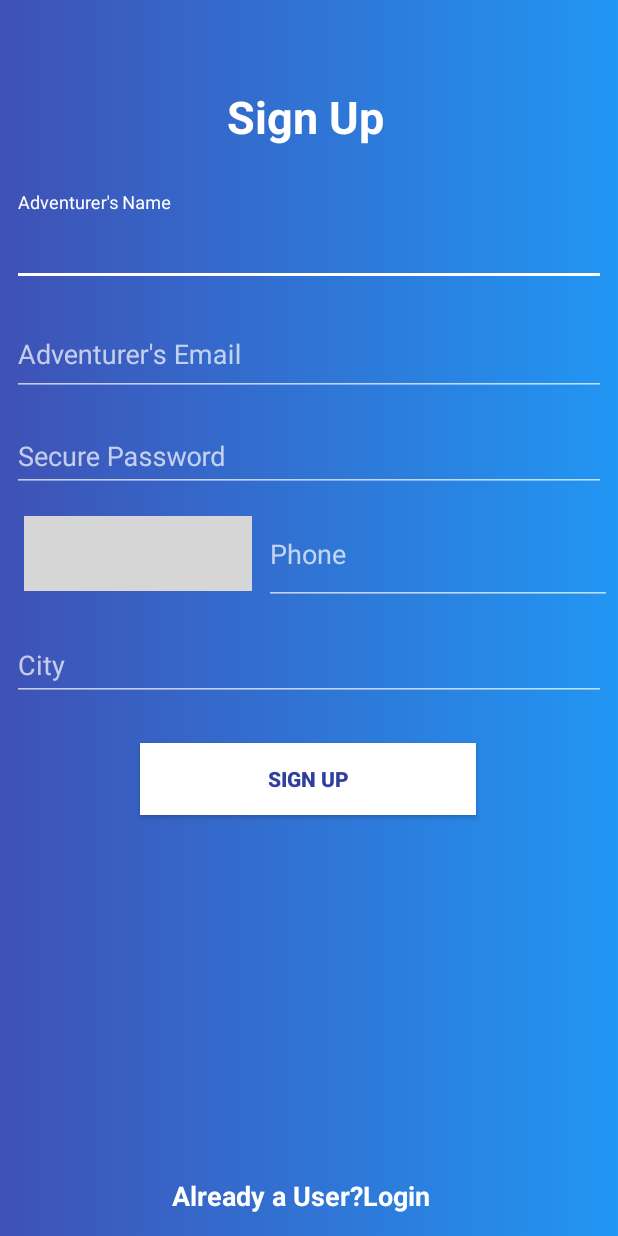
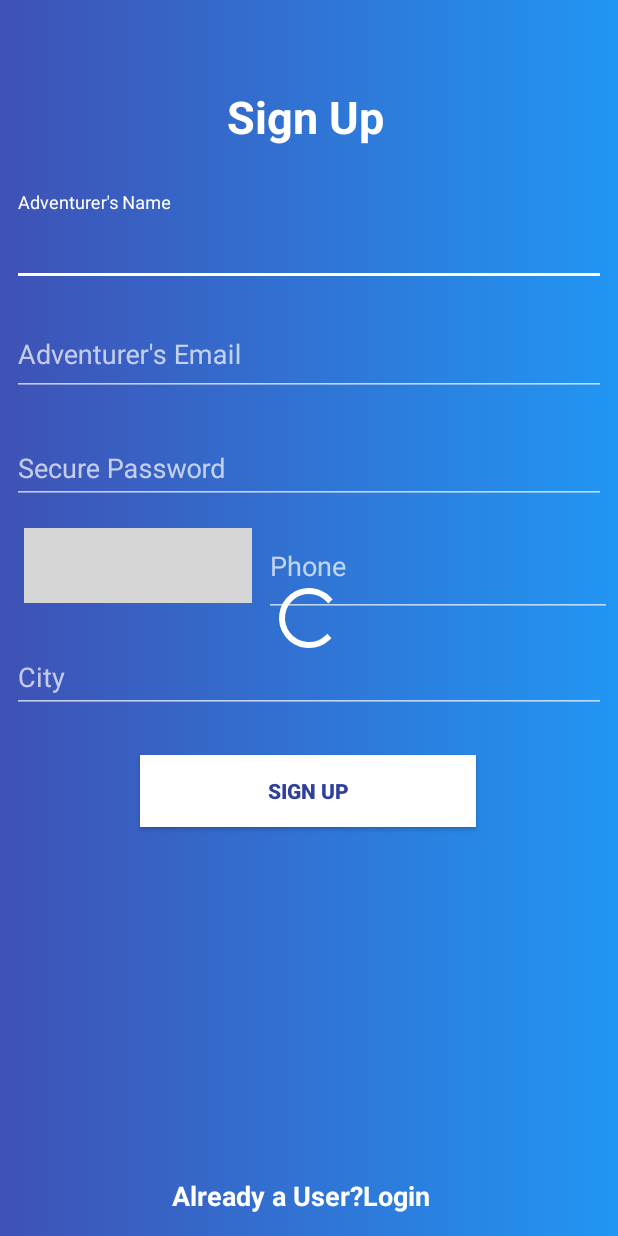
Before and after one commit to maheshj01/Project-Uber-Auto, an Android app: the RegisterActivity screen opened directly, with no data from a screen before it, on a phone screen of 412 x 824 dp. Run offline under Robolectric (Android 15) with nearby library versions, the phone set to English and light mode, and no system bars; our stand-ins replace Firebase (no records; nobody signed in at launch, a user with empty details on screens opened directly); libraries missing offline, so code that uses them is left out: com.hbb20; plain views replace CountryCodePicker; grey boxes are pictures that could not be loaded.

Commit message:
minor design changes

```diff
--- a/app/build.gradle
+++ b/app/build.gradle
@@ -1,4 +1,4 @@
-apply plugin:'com.android.application'
+apply plugin: 'com.android.application'
 
 android {
     compileSdkVersion 27
@@ -19,7 +19,7 @@ android {
 }
 
 dependencies {
-    implementation fileTree(dir: 'libs', include: ['*.jar'])
+    implementation fileTree(include: ['*.jar'], dir: 'libs')
     implementation 'com.android.support:appcompat-v7:27.1.1'
     implementation 'com.android.support.constraint:constraint-layout:1.1.2'
     implementation 'com.google.android.gms:play-services-maps:15.0.1'
@@ -32,6 +32,5 @@ dependencies {
     implementation 'com.google.firebase:firebase-firestore:17.0.3'
     implementation 'com.android.support:design:27.1.1'
     implementation 'com.google.android.gms:play-services-location:15.0.1'
-
 }
 apply plugin: 'com.google.gms.google-services'
--- a/app/src/main/AndroidManifest.xml
+++ b/app/src/main/AndroidManifest.xml
@@ -47,7 +47,8 @@
         <activity
             android:name=".DriverMapsActivity"
             android:label="@string/title_activity_driver_maps" />
-        <activity android:name=".RegisterActivity"></activity>
+        <activity android:name=".RegisterActivity" />
+        <activity android:name=".PostLogin"></activity>
     </application>
 
 </manifest>
--- a/app/src/main/java/com/project/uberauto/RegisterActivity.java
+++ b/app/src/main/java/com/project/uberauto/RegisterActivity.java
@@ -1,22 +1,46 @@
 package com.project.uberauto;
 
+import android.app.ProgressDialog;
 import android.content.Intent;
 import android.net.Uri;
+import android.support.annotation.NonNull;
 import android.support.v7.app.AppCompatActivity;
 import android.os.Bundle;
 import android.view.View;
+import android.widget.Button;
+import android.widget.EditText;
 import android.widget.TextView;
+import android.widget.Toast;
 
+import com.google.android.gms.tasks.OnFailureListener;
+import com.google.android.gms.tasks.OnSuccessListener;
+import com.google.firebase.firestore.CollectionReference;
+import com.google.firebase.firestore.DocumentReference;
+import com.google.firebase.firestore.FirebaseFirestore;
 import com.hbb20.CountryCodePicker;
+
+import java.util.HashMap;
+import java.util.Map;
 
 public class RegisterActivity extends AppCompatActivity {
     CountryCodePicker ccp;
     TextView textlogin;
+    EditText name,email,phone,city,passwd;
+    Button registerbtn;
+    ProgressDialog progressDialog;
+    FirebaseFirestore db = FirebaseFirestore.getInstance();
     @Override
     protected void onCreate(Bundle savedInstanceState) {
         super.onCreate(savedInstanceState);
         setContentView(R.layout.activity_register);
         textlogin = findViewById(R.id.textlogin);
+        name = findViewById(R.id.name);
+        email = findViewById(R.id.semail);
+        phone = findViewById(R.id.editphone);
+        passwd = findViewById(R.id.password);
+        city = findViewById(R.id.city);
+        registerbtn = findViewById(R.id.signupbtn);
+        registerbtn.setOnClickListener(registerUser);
         textlogin.setOnClickListener(new View.OnClickListener() {
             @Override
             public void onClick(View v) {
@@ -24,5 +48,38 @@ public class RegisterActivity extends AppCompatActivity {
                 startActivity(view);
             }
         });
+        CollectionReference usersCollectionRef = db.collection("Users");
     }
-}
+    // Register on Click
+    View.OnClickListener registerUser = new View.OnClickListener() {
+        @Override
+        public void onClick(View v) {
+            if (name.getText().toString().isEmpty() || email.getText().toString().isEmpty() || phone.getText().toString().isEmpty()
+                    || passwd.getText().toString().isEmpty()) {
+                Toast.makeText(RegisterActivity.this, "Please fill all the details", Toast.LENGTH_SHORT).show();
+            } else {
+                progressDialog = new ProgressDialog(RegisterActivity.this);
+                progressDialog.setIndeterminate(true);
+                progressDialog.setMessage("Authenticating...");
+                progressDialog.show();
+                Map<String, Object> data = new HashMap<String, Object>();
+                data.put("name",name.getText().toString() );
+                data.put("email", email.getText().toString());
+                data.put("phone no", phone.getText().toString());
+                data.put("city", city.getText().toString());
+
+                db.collection("New User").add(data).addOnSuccessListener(new OnSuccessListener<DocumentReference>() {
+                    @Override
+                    public void onSuccess(DocumentReference documentReference) {
+                        Toast.makeText(RegisterActivity.this, "Success", Toast.LENGTH_SHORT).show();
+                    }
+                }).addOnFailureListener(new OnFailureListener() {
+                    @Override
+                    public void onFailure(@NonNull Exception e) {
+                        Toast.makeText(RegisterActivity.this, "failed", Toast.LENGTH_SHORT).show();
+                    }
+                });
+            }
+        }};
+
+    }
--- a/app/src/main/res/layout/activity_register.xml
+++ b/app/src/main/res/layout/activity_register.xml
@@ -165,12 +165,14 @@
         android:layout_height="wrap_content"
         android:layout_marginEnd="8dp"
         android:layout_marginStart="8dp"
-        android:layout_marginTop="8dp"
+        android:layout_marginTop="16dp"
         app:layout_constraintEnd_toEndOf="parent"
+        app:layout_constraintHorizontal_bias="1.0"
         app:layout_constraintStart_toStartOf="parent"
         app:layout_constraintTop_toBottomOf="@+id/textInputemail">
 
         <android.support.design.widget.TextInputEditText
+            android:id="@+id/password"
             android:layout_width="match_parent"
             android:layout_height="wrap_content"
             android:hint="Secure Password"
@@ -189,10 +191,26 @@
         app:layout_constraintTop_toBottomOf="@+id/phonelinearlayout">
 
         <android.support.design.widget.TextInputEditText
+            android:id="@+id/city"
             android:layout_width="match_parent"
             android:layout_height="wrap_content"
-            android:hint="City" />
+            android:hint="City"
+            android:inputType="text" />
     </android.support.design.widget.TextInputLayout>
+
+    <ProgressBar
+        android:id="@+id/progressBar2"
+        style="?android:attr/progressBarStyle"
+        android:layout_width="wrap_content"
+        android:layout_height="wrap_content"
+        android:layout_marginBottom="8dp"
+        android:layout_marginEnd="8dp"
+        android:layout_marginStart="8dp"
+        android:layout_marginTop="8dp"
+        app:layout_constraintBottom_toBottomOf="parent"
+        app:layout_constraintEnd_toEndOf="parent"
+        app:layout_constraintStart_toStartOf="parent"
+        app:layout_constraintTop_toTopOf="parent" />
 
 
 </android.support.constraint.ConstraintLayout>
--- a/app/src/main/res/values/strings.xml
+++ b/app/src/main/res/values/strings.xml
@@ -5,6 +5,8 @@
     <string name="maps">Map</string>
     <string name="near_by">NearBy</string>
     <string name="title_profile">Profile</string>
+    <string name="facebook_app_id">1817052025207762</string>
+    <string name="fb_login_protocol_scheme">fb1817052025207762</string>
 
     <!-- TODO: Remove or change this placeholder text -->
     <string name="hello_blank_fragment">Hello blank fragment</string>
--- a/build.gradle
+++ b/build.gradle
@@ -20,6 +20,7 @@ allprojects {
         google()
         jcenter()
         maven { url "https://jitpack.io" }
+        mavenCentral()
         tasks.withType(JavaCompile) {
             options.compilerArgs << "-Xlint:unchecked" << "-Xlint:deprecation"
         }
```
Also changed, not shown: app/src/main/java/com/project/uberauto/MainActivity.java (+17 -0 lines), app/src/main/java/com/project/uberauto/PostLogin.java (added, +13 -0 lines), app/src/main/res/layout/activity_post_login.xml (added, +41 -0 lines).
